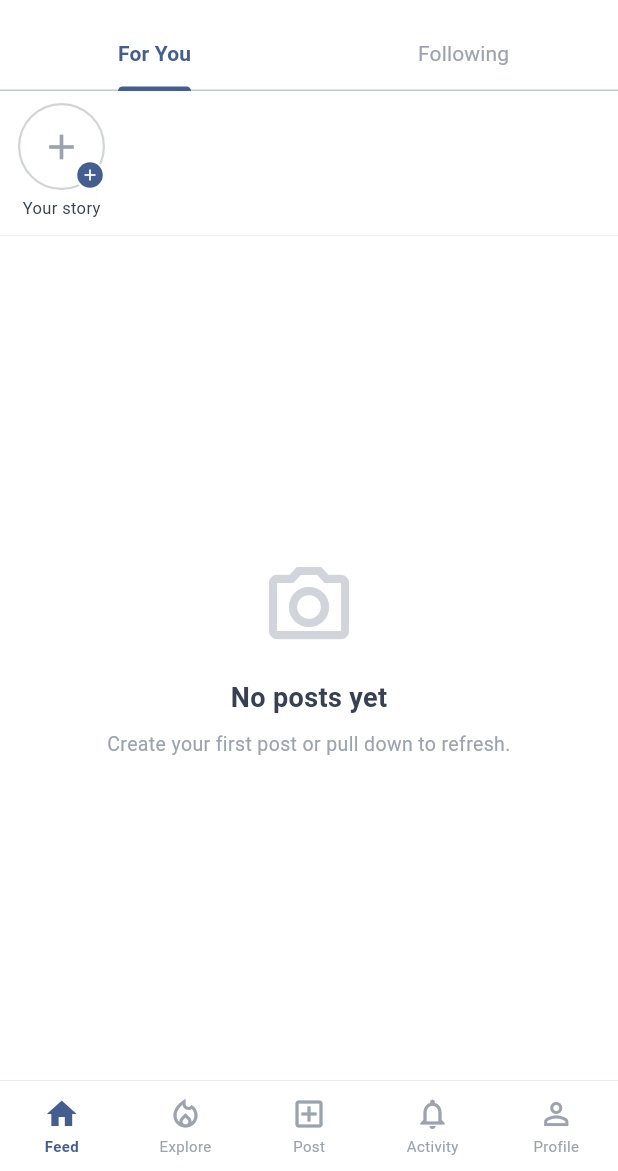
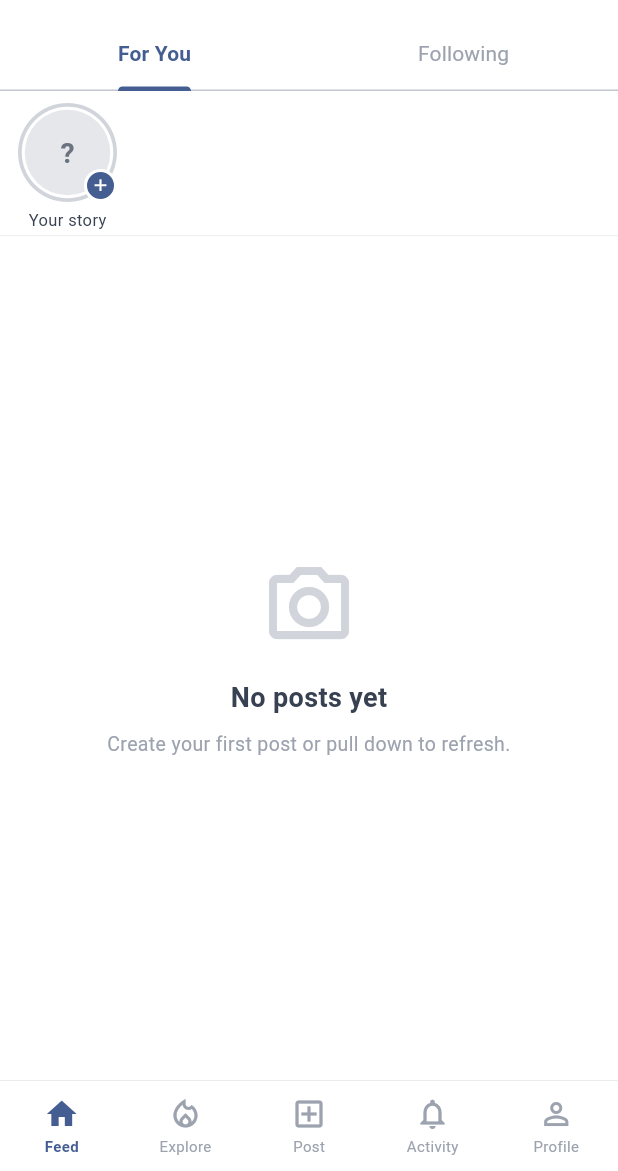
Before and after one commit to jayraldtajanlangit/Pulso, a Flutter app: the screen it shows once a user with an empty profile is signed in, on a phone screen of 412 x 824 dp, the part 65-1236 px from its top. Run offline on Flutter 3.47's test engine with Material 3 defaults, Android fonts, the phone set to English and light mode, and no system bars; our stand-ins replace audioplayers, cached_network_image, flutter_riverpod, image_picker, supabase_flutter; accounts and stored records are empty.

Commit message:
feat: Instagram-style gradient ring indicator on story tiles

```diff
--- a/lib/widgets/stories_row.dart
+++ b/lib/widgets/stories_row.dart
@@ -3,6 +3,7 @@ import 'package:flutter_riverpod/flutter_riverpod.dart';
 
 import '../providers/auth_providers.dart';
 import '../providers/follow_providers.dart';
+import '../providers/profile_providers.dart';
 import '../providers/story_providers.dart';
 import '../screens/story_creation_screen.dart';
 import '../screens/story_viewer_screen.dart';
@@ -65,7 +66,7 @@ class _StoriesRowState extends ConsumerState<StoriesRow> {
   }
 }
 
-class _OwnStoryTile extends StatelessWidget {
+class _OwnStoryTile extends ConsumerWidget {
   const _OwnStoryTile({
     required this.currentUserId,
     required this.hasActiveStory,
@@ -77,7 +78,13 @@ class _OwnStoryTile extends StatelessWidget {
   final List<StoryModel> stories;
 
   @override
-  Widget build(BuildContext context) {
+  Widget build(BuildContext context, WidgetRef ref) {
+    final avatarUrl =
+        ref.watch(profileControllerProvider.select((s) => s.profile?.avatarUrl));
+    final username =
+        ref.watch(profileControllerProvider.select((s) => s.profile?.username));
+    final primary = Theme.of(context).colorScheme.primary;
+
     return GestureDetector(
       onTap: () {
         if (stories.isNotEmpty) {
@@ -103,35 +110,55 @@ class _OwnStoryTile extends StatelessWidget {
           mainAxisSize: MainAxisSize.min,
           children: [
             Stack(
+              clipBehavior: Clip.none,
               children: [
+                // Gradient ring when story exists, grey border when not
                 Container(
-                  width: 58,
-                  height: 58,
+                  width: 66,
+                  height: 66,
+                  padding: const EdgeInsets.all(2.5),
                   decoration: BoxDecoration(
                     shape: BoxShape.circle,
-                    border: Border.all(
-                      color: hasActiveStory
-                          ? Theme.of(context).colorScheme.primary
-                          : const Color(0xFFD1D5DB),
-                      width: hasActiveStory ? 2 : 1.5,
+                    gradient: hasActiveStory
+                        ? LinearGradient(
+                            colors: [
+                              const Color(0xFFF58529),
+                              const Color(0xFFDD2A7B),
+                              const Color(0xFF8134AF),
+                              const Color(0xFF515BD4),
+                            ],
+                            begin: Alignment.bottomLeft,
+                            end: Alignment.topRight,
+                          )
+                        : null,
+                    color: hasActiveStory ? null : const Color(0xFFD1D5DB),
+                  ),
+                  child: Container(
+                    decoration: const BoxDecoration(
+                      shape: BoxShape.circle,
+                      color: Colors.white,
+                    ),
+                    padding: const EdgeInsets.all(2),
+                    child: ProfileAvatar(
+                      avatarUrl: avatarUrl,
+                      displayName: username ?? 'You',
+                      radius: 27,
                     ),
                   ),
-                  child: const ClipOval(
-                    child: Icon(Icons.add, color: Color(0xFF9CA3AF), size: 28),
-                  ),
                 ),
+                // + badge in bottom-right
                 Positioned(
                   right: 0,
                   bottom: 0,
                   child: Container(
-                    width: 20,
-                    height: 20,
+                    width: 22,
+                    height: 22,
                     decoration: BoxDecoration(
-                      color: Theme.of(context).colorScheme.primary,
+                      color: primary,
                       shape: BoxShape.circle,
-                      border: Border.all(color: Colors.white, width: 1.5),
+                      border: Border.all(color: Colors.white, width: 2),
                     ),
-                    child: const Icon(Icons.add, color: Colors.white, size: 12),
+                    child: const Icon(Icons.add, color: Colors.white, size: 13),
                   ),
                 ),
               ],
@@ -158,7 +185,6 @@ class _UserStoryTile extends StatelessWidget {
   Widget build(BuildContext context) {
     final allSeen = stories.every((s) => s.viewedByCurrentUser);
     final label = stories.first.authorUsername ?? 'user';
-    final primary = Theme.of(context).colorScheme.primary;
 
     return GestureDetector(
       onTap: () => Navigator.push(
@@ -183,10 +209,15 @@ class _UserStoryTile extends StatelessWidget {
                 shape: BoxShape.circle,
                 gradient: allSeen
                     ? null
-                    : LinearGradient(
-                        colors: [primary, primary.withValues(alpha: 0.6)],
-                        begin: Alignment.topLeft,
-                        end: Alignment.bottomRight,
+                    : const LinearGradient(
+                        colors: [
+                          Color(0xFFF58529),
+                          Color(0xFFDD2A7B),
+                          Color(0xFF8134AF),
+                          Color(0xFF515BD4),
+                        ],
+                        begin: Alignment.bottomLeft,
+                        end: Alignment.topRight,
                       ),
                 color: allSeen ? const Color(0xFFD1D5DB) : null,
               ),
```
